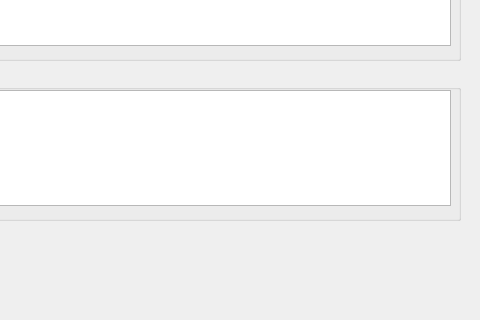
Old version of the form file_backup.ui in the repository anjy/PCBackupTool; both pictures show x 320 to 800 and y 480 to 800 of the 800 by 800 pixel window.
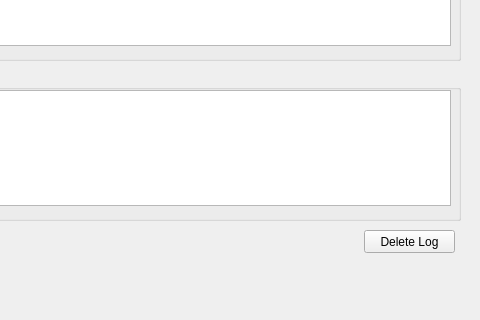
New version of the form.

Commit message: 변경사항 1. 로그 삭제 버튼 추가

Diff of the .ui file:
```diff
--- a/file_backup.ui
+++ b/file_backup.ui
@@ -400,6 +400,19 @@
     </attribute>
    </widget>
   </widget>
+  <widget class="QPushButton" name="pushButton">
+   <property name="geometry">
+    <rect>
+     <x>684</x>
+     <y>710</y>
+     <width>91</width>
+     <height>23</height>
+    </rect>
+   </property>
+   <property name="text">
+    <string>Delete Log</string>
+   </property>
+  </widget>
  </widget>
  <resources/>
  <connections/>
```
